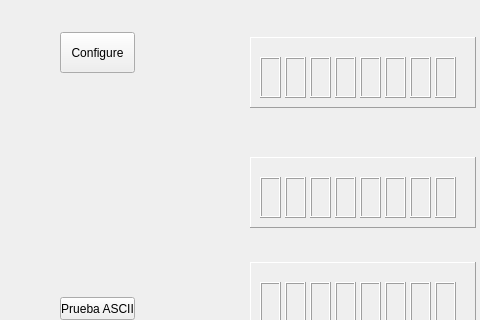
Above: src/mainwindow.ui from frechilla/qslotracing before the change; both pictures show x 0 to 480 and y 118 to 438 of the 1100 by 800 pixel window. Below: the same form after it.
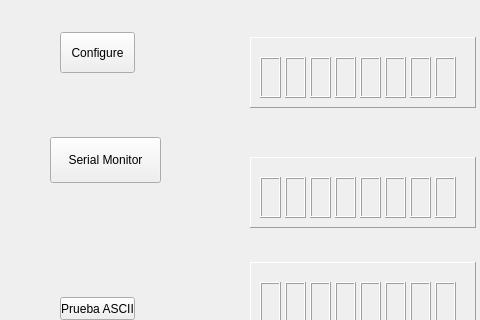
That is the form after the change.

Commit message: Serial monitor prototype added.

What changed in the file:
```diff
--- a/src/mainwindow.ui
+++ b/src/mainwindow.ui
@@ -1112,6 +1112,19 @@
      <string>Prueba Serie</string>
     </property>
    </widget>
+   <widget class="QPushButton" name="serial_monitor">
+    <property name="geometry">
+     <rect>
+      <x>50</x>
+      <y>255</y>
+      <width>111</width>
+      <height>46</height>
+     </rect>
+    </property>
+    <property name="text">
+     <string>Serial Monitor</string>
+    </property>
+   </widget>
   </widget>
   <widget class="QMenuBar" name="menuBar">
    <property name="geometry">
```
The commit also changes 6 other files.
